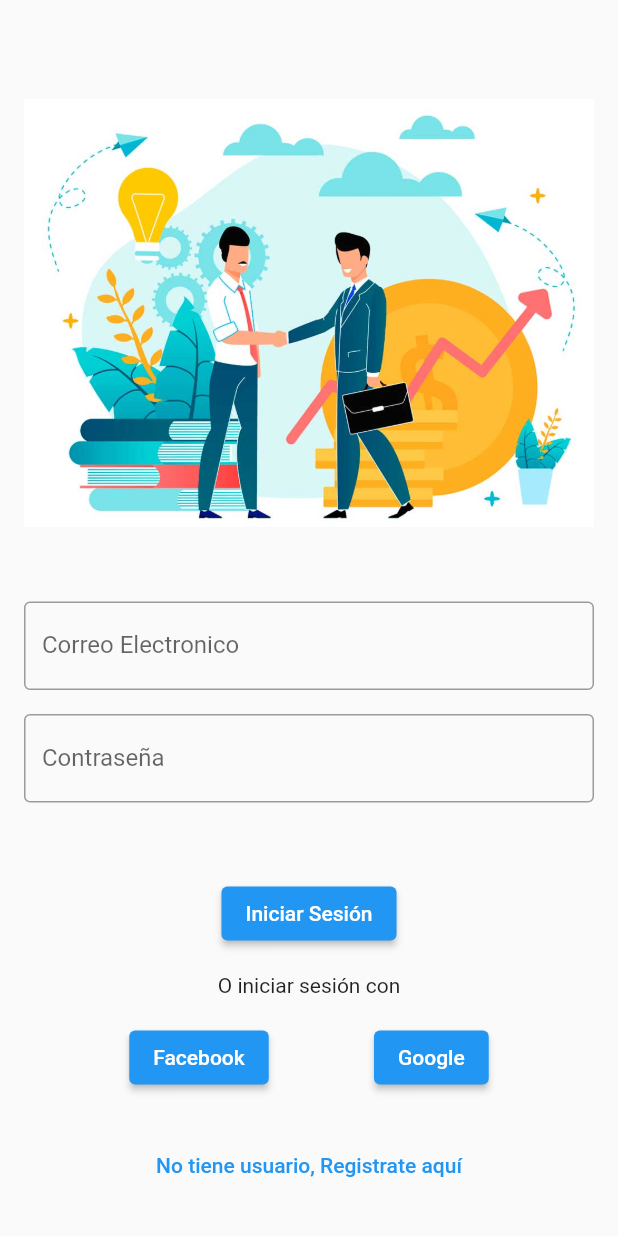
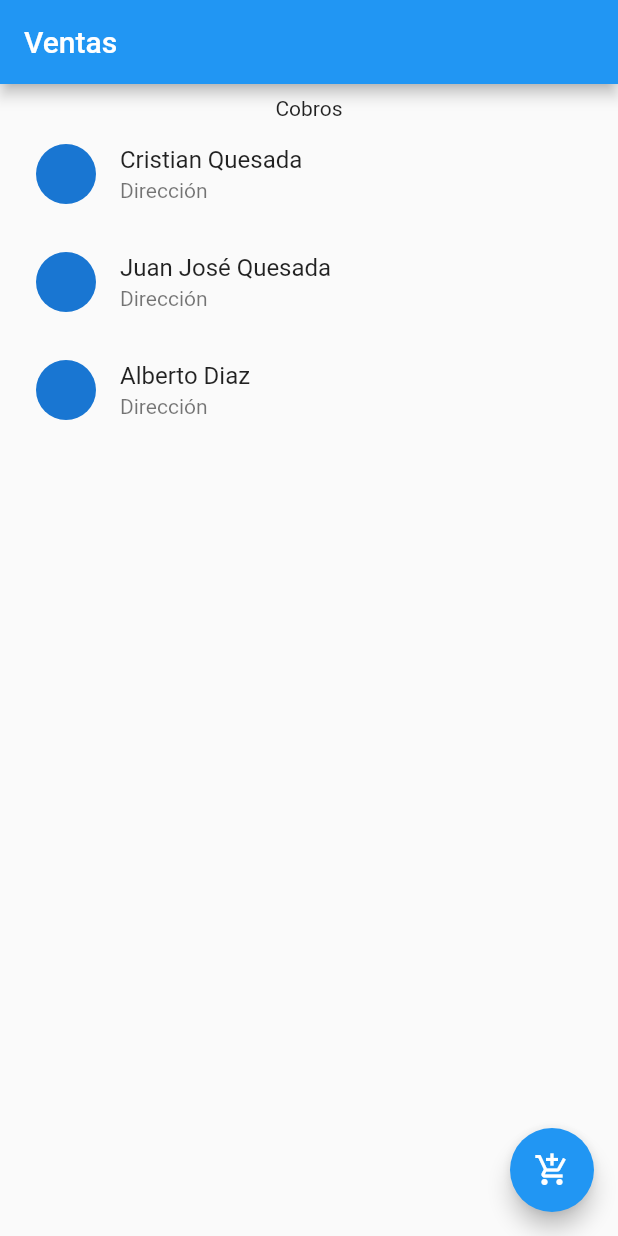
Before and after one commit to coscristian/Sales-App, a Flutter app: the screen it shows after launch, on a phone screen of 412 x 824 dp. Run offline on Flutter 3.47's test engine with Material 2 defaults, Android fonts, the light colour scheme and no system bars.

Commit message:
Commit sales page

```diff
--- a/lib/main.dart
+++ b/lib/main.dart
@@ -1,6 +1,7 @@
 import 'package:flutter/material.dart';
+import 'pages/payments.dart';
 import 'pages/login.dart';
 
 void main() {
-  runApp(const MaterialApp(title: "Ventas a domicilio", home: LoginPage()));
+  runApp(const MaterialApp(title: "Ventas a domicilio", home: PaymentsPage()));
 }
--- a/lib/pages/login.dart
+++ b/lib/pages/login.dart
@@ -19,7 +19,7 @@ class LoginPage extends StatelessWidget {
                 height: 50,
               ),
               const TextField(
-                obscureText: true,
+                obscureText: false,
                 decoration: InputDecoration(
                   border: OutlineInputBorder(),
                   labelText: 'Correo Electronico',
--- /dev/null
+++ b/lib/pages/payments.dart
@@ -0,0 +1,48 @@
+import 'package:flutter/material.dart';
+
+class PaymentsPage extends StatelessWidget {
+  const PaymentsPage({super.key});
+
+  @override
+  Widget build(BuildContext context) {
+    return Scaffold(
+      appBar: AppBar(
+        title: const Text("Ventas"),
+      ),
+      body: Padding(
+        padding: const EdgeInsets.all(8.0),
+        child: Column(
+          children: [
+            const Text("Cobros"),
+            Expanded(
+              child: ListView(
+                children: [
+                  ListTile(
+                    leading: const CircleAvatar(),
+                    title: const Text("Cristian Quesada"),
+                    subtitle: const Text("Dirección"),
+                    onTap: () {},
+                  ),
+                  ListTile(
+                    leading: const CircleAvatar(),
+                    title: const Text("Juan José Quesada"),
+                    subtitle: const Text("Dirección"),
+                    onTap: () {},
+                  ),
+                  ListTile(
+                    leading: const CircleAvatar(),
+                    title: const Text("Alberto Diaz"),
+                    subtitle: const Text("Dirección"),
+                    onTap: () {},
+                  ),
+                ],
+              ),
+            )
+          ],
+        ),
+      ),
+      floatingActionButton: FloatingActionButton(
+          child: const Icon(Icons.add_shopping_cart), onPressed: () {}),
+    );
+  }
+}
```
Also changed, not shown: pubspec.yaml (line endings or trailing spaces), 1 other file.
